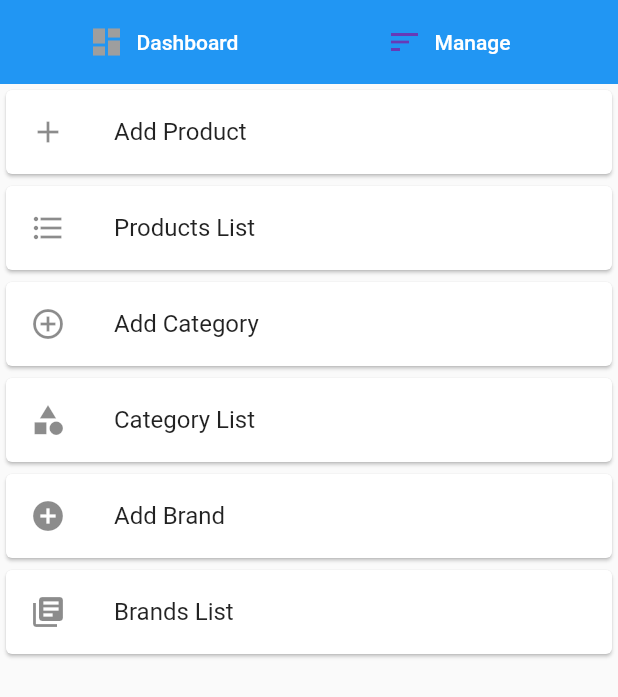
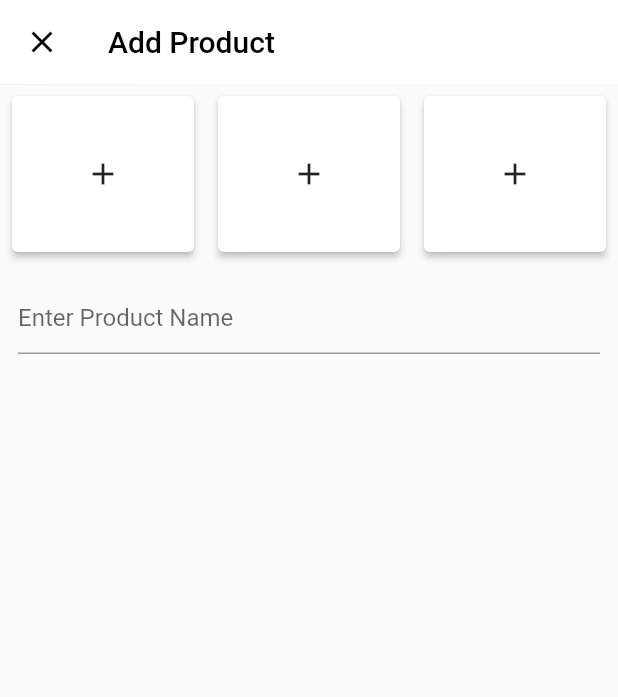
Before and after one commit to Ahmedgadein/OrderX-Admin, a Flutter app: the screen it shows after launch, after a tap on "Manage", after a tap on "Add Product", on a phone screen of 412 x 824 dp. Shown: the top 697 px of the screen. Run offline on Flutter 3.47's test engine with Material 2 defaults, Android fonts, the phone set to English and light mode, and no system bars; our stand-ins replace cloud_firestore, fluttertoast; accounts and stored records are empty.

Commit message:
Add Product

```diff
--- /dev/null
+++ b/lib/db/brand.dart
@@ -0,0 +1,12 @@
+import 'package:orderxadmin/db/generic_service.dart';
+import 'package:cloud_firestore/cloud_firestore.dart';
+import 'package:uuid/uuid.dart';
+class BrandService extends Service{
+  String Brand_Collection = "Brands";
+
+  @override
+  void add(String name) {
+    Firestore _firestore = Firestore.instance;
+    _firestore.collection(Brand_Collection).document(Uuid().v4()).setData({"brand_name": name});
+  }
+}
--- /dev/null
+++ b/lib/db/category.dart
@@ -0,0 +1,12 @@
+import 'package:orderxadmin/db/generic_service.dart';
+import 'package:cloud_firestore/cloud_firestore.dart';
+import 'package:uuid/uuid.dart';
+class CategoryService extends Service{
+  String Product_Collection = "Categories";
+
+  @override
+  void add(String name) {
+    Firestore _firestore = Firestore.instance;
+    _firestore.collection(Product_Collection).document(Uuid().v4()).setData({"category_name": name});
+  }
+}
--- /dev/null
+++ b/lib/db/generic_service.dart
@@ -0,0 +1,3 @@
+class Service{
+  void add(String name){}
+}
--- /dev/null
+++ b/lib/screens/add_product.dart
@@ -0,0 +1,108 @@
+import 'package:flutter/cupertino.dart';
+import 'package:flutter/material.dart';
+
+class AddProductScreen extends StatefulWidget {
+  @override
+  _AddProductScreenState createState() => _AddProductScreenState();
+}
+
+class _AddProductScreenState extends State<AddProductScreen> {
+  Color white = Colors.white;
+  Color grey = Colors.grey;
+  Color black = Colors.black;
+
+  GlobalKey _key = new GlobalKey();
+  TextEditingController _product_controller = TextEditingController();
+
+  @override
+  Widget build(BuildContext context) {
+    return Scaffold(
+      // ===== Appbar ======== ///
+      appBar: AppBar(
+        backgroundColor: white,
+        elevation: 0.1,
+        leading: InkWell(
+          onTap: (){Navigator.pop(context);},
+            child: Icon(Icons.close, color: black,)),
+        title: Text("Add Product", style: TextStyle(color: black),),
+      ),
+
+      // ======= Body ======== //
+      body: Form(
+        key: _key,
+        child: ListView(
+          children: <Widget>[
+            Row(
+              mainAxisAlignment: MainAxisAlignment.spaceEvenly,
+              children: <Widget>[
+                Expanded(
+                  child: Padding(
+                    padding: const EdgeInsets.all(4.0),
+                    child: InkWell(
+                      onTap: (){},
+                      child: Card(
+                        elevation: 2,
+                        child: Padding(
+                          padding: const EdgeInsets.all(40.0),
+                          child: Icon(Icons.add),
+                        ),
+                      ),
+                    ),
+                  ),
+                ),
+                Expanded(
+                  child: Padding(
+                    padding: const EdgeInsets.all(4.0),
+                    child: InkWell(
+                      onTap: (){},
+                      child: Card(
+                        elevation: 2,
+                        child: Padding(
+                          padding: const EdgeInsets.all(40.0),
+                          child: Icon(Icons.add),
+                        ),
+                      ),
+                    ),
+                  ),
+                ),
+                Expanded(
+                  child: Padding(
+                    padding: const EdgeInsets.all(4.0),
+                    child: InkWell(
+                      onTap: (){},
+                      child: Card(
+                        elevation: 2,
+                        child: Padding(
+                          padding: const EdgeInsets.all(40.0),
+                          child: Icon(Icons.add),
+                        ),
+                      ),
+                    ),
+                  ),
+                )
+              ],
+            ),
+
+            // Product Name
+            Padding(
+              padding: const EdgeInsets.all(12.0),
+              child: TextFormField(
+                controller: _product_controller,
+                decoration: InputDecoration(
+                  hintText: "Enter Product Name"
+                ),
+                validator: (value){
+                  if (value.isEmpty){
+                    return "Name Cannot be empty";
+                  }else if (value.length > 10){
+                    return "Name Cannot be more than 10 characters";
+                  }
+                },
+              ),
+            )
+          ],
+        ),
+      ),
+    );
+  }
+}
--- a/lib/screens/home_screen.dart
+++ b/lib/screens/home_screen.dart
@@ -1,5 +1,10 @@
 import 'package:flutter/cupertino.dart';
 import 'package:flutter/material.dart';
+import 'package:fluttertoast/fluttertoast.dart';
+import 'package:orderxadmin/db/category.dart';
+import 'package:orderxadmin/db/generic_service.dart';
+import 'package:orderxadmin/db/brand.dart';
+import 'package:orderxadmin/screens/add_product.dart';
 
 enum Page { dashboard, manage }
 
@@ -10,13 +15,20 @@ class HomePage extends StatefulWidget {
 
 class _HomePageState extends State<HomePage> {
   Page _selectedPage = Page.dashboard;
-  Color active = Colors.deepPurple;
+  Color active = Colors.blue;
   Color inactive = Colors.grey;
+
+  BrandService _brandService = new BrandService();
+  CategoryService _categoryService = new CategoryService();
+
+  TextEditingController _category_controller = new TextEditingController();
+  TextEditingController _brand_controller = new TextEditingController();
 
   @override
   Widget build(BuildContext context) {
     return Scaffold(
       appBar: AppBar(
+        backgroundColor: Colors.white,
         elevation: 0.0,
         title: Row(
           children: <Widget>[
@@ -34,7 +46,7 @@ class _HomePageState extends State<HomePage> {
                     ),
                     label: Text(
                       "Dashboard",
-                        style: TextStyle(color: Colors.white),
+                      style: TextStyle(color: Colors.blueGrey),
                     ))),
             Expanded(
               child: FlatButton.icon(
@@ -44,30 +56,28 @@ class _HomePageState extends State<HomePage> {
                     });
                   },
                   icon: Icon(Icons.sort,
-                        color:
-                            _selectedPage == Page.manage ? active : inactive),
+                      color: _selectedPage == Page.manage ? active : inactive),
                   label: Text(
                     "Manage",
-                      style: TextStyle(color: Colors.white),
+                    style: TextStyle(color: Colors.blueGrey),
                   )),
             )
           ],
         ),
       ),
-
       body: _loadScreen(),
     );
   }
 
   Widget _loadScreen() {
-    switch(_selectedPage){
+    switch (_selectedPage) {
       case Page.dashboard:
-
         // =============== Dashboard ===================== //
         return Column(
           children: <Widget>[
+            //Revenue
             Padding(
-                padding: EdgeInsets.only(top:10.0),
+                padding: EdgeInsets.only(top: 10.0),
                 child: Center(
                   child: Text(
                     "Revenue",
@@ -75,25 +85,33 @@ class _HomePageState extends State<HomePage> {
                   ),
                 )),
             Padding(
-                padding: EdgeInsets.only(top:10.0),
+                padding: EdgeInsets.only(top: 10.0),
                 child: Row(
                   mainAxisAlignment: MainAxisAlignment.center,
                   children: <Widget>[
                     Padding(
-                      padding: const EdgeInsets.only(right:8.0),
-                      child: Text("\$", style: TextStyle(fontSize: 28.0, color: Colors.green[700]),),
+                      padding: const EdgeInsets.only(right: 8.0),
+                      child: Text(
+                        "\$",
+                        style:
+                            TextStyle(fontSize: 28.0, color: Colors.green[700]),
+                      ),
                     ),
                     Text(
                       "22403",
-                      style: TextStyle(fontSize: 28.0, color: Colors.green[700]),
+                      style:
+                          TextStyle(fontSize: 28.0, color: Colors.green[700], fontWeight: FontWeight.bold),
                     ),
                   ],
                 )),
+
+            //=== Cards ===//
             Flexible(
               child: GridView(
                 gridDelegate: SliverGridDelegateWithFixedCrossAxisCount(
                     crossAxisCount: 2),
                 children: <Widget>[
+                  //Users
                   Padding(
                     padding: const EdgeInsets.all(20.0),
                     child: Container(
@@ -102,12 +120,24 @@ class _HomePageState extends State<HomePage> {
                       child: Card(
                         elevation: 5.0,
                         child: GridTile(
-                          header: FlatButton.icon(onPressed: null, icon: Icon(Icons.person), label: Text("Users")),
-                          child: Center(child: Text("12", style: TextStyle(fontSize: 60, color: Colors.blue),)),
+                          header: FlatButton.icon(
+                              onPressed: null,
+                              icon: Icon(Icons.people),
+                              label: Text(
+                                "Users",
+                                style: TextStyle(fontWeight: FontWeight.bold, fontSize: 15),
+                              )),
+                          child: Center(
+                              child: Text(
+                            "12",
+                            style: TextStyle(fontSize: 60, color: Colors.blue),
+                          )),
                         ),
                       ),
                     ),
                   ),
+
+                  //Categories
                   Padding(
                     padding: const EdgeInsets.all(20.0),
                     child: Container(
@@ -116,12 +146,24 @@ class _HomePageState extends State<HomePage> {
                       child: Card(
                         elevation: 5.0,
                         child: GridTile(
-                          header: FlatButton.icon(onPressed: null, icon: Icon(Icons.person), label: Text("Users")),
-                          child: Center(child: Text("First")),
+                          header: FlatButton.icon(
+                              onPressed: null,
+                              icon: Icon(Icons.category),
+                              label: Text(
+                                "Categories",
+                                style: TextStyle(fontWeight: FontWeight.bold, fontSize: 15),
+                              )),
+                          child: Center(
+                              child: Text(
+                                "3",
+                                style: TextStyle(fontSize: 60, color: Colors.blue),
+                              )),
                         ),
                       ),
                     ),
                   ),
+
+                  //Products
                   Padding(
                     padding: const EdgeInsets.all(20.0),
                     child: Container(
@@ -130,12 +172,24 @@ class _HomePageState extends State<HomePage> {
                       child: Card(
                         elevation: 5.0,
                         child: GridTile(
-                          header: FlatButton.icon(onPressed: null, icon: Icon(Icons.person), label: Text("Users")),
-                          child: Center(child: Text("First")),
+                          header: FlatButton.icon(
+                              onPressed: null,
+                              icon: Icon(Icons.toll),
+                              label: Text(
+                                "Products",
+                                style: TextStyle(fontWeight: FontWeight.bold, fontSize: 15),
+                              )),
+                          child: Center(
+                              child: Text(
+                                "12",
+                                style: TextStyle(fontSize: 60, color: Colors.blue),
+                              )),
                         ),
                       ),
                     ),
                   ),
+
+                  //Sold
                   Padding(
                     padding: const EdgeInsets.all(20.0),
                     child: Container(
@@ -144,12 +198,24 @@ class _HomePageState extends State<HomePage> {
                       child: Card(
                         elevation: 5.0,
                         child: GridTile(
-                          header: FlatButton.icon(onPressed: null, icon: Icon(Icons.person), label: Text("Users")),
-                          child: Center(child: Text("First")),
+                          header: FlatButton.icon(
+                              onPressed: null,
+                              icon: Icon(Icons.shopping_basket),
+                              label: Text(
+                                "Sold",
+                                style: TextStyle(fontWeight: FontWeight.bold, fontSize: 15),
+                              )),
+                          child: Center(
+                              child: Text(
+                                "12",
+                                style: TextStyle(fontSize: 60, color: Colors.blue),
+                              )),
                         ),
                       ),
                     ),
                   ),
+
+                  //Orders
                   Padding(
                     padding: const EdgeInsets.all(20.0),
                     child: Container(
@@ -158,12 +224,24 @@ class _HomePageState extends State<HomePage> {
                       child: Card(
                         elevation: 5.0,
                         child: GridTile(
-                          header: FlatButton.icon(onPressed: null, icon: Icon(Icons.person), label: Text("Users")),
-                          child: Center(child: Text("First")),
+                          header: FlatButton.icon(
+                              onPressed: null,
+                              icon: Icon(Icons.shopping_cart),
+                              label: Text(
+                                "Orders",
+                                style: TextStyle(fontWeight: FontWeight.bold, fontSize: 15),
+                              )),
+                          child: Center(
+                              child: Text(
+                                "12",
+                                style: TextStyle(fontSize: 60, color: Colors.blue),
+                              )),
                         ),
                       ),
                     ),
                   ),
+
+                  //Return
                   Padding(
                     padding: const EdgeInsets.all(20.0),
                     child: Container(
@@ -172,8 +250,18 @@ class _HomePageState extends State<HomePage> {
                       child: Card(
                         elevation: 5.0,
                         child: GridTile(
-                          header: FlatButton.icon(onPressed: null, icon: Icon(Icons.person), label: Text("Users")),
-                          child: Center(child: Text("First")),
+                          header: FlatButton.icon(
+                              onPressed: null,
+                              icon: Icon(Icons.clear),
+                              label: Text(
+                                "Return",
+                                style: TextStyle(fontWeight: FontWeight.bold, fontSize: 15),
+                              )),
+                          child: Center(
+                              child: Text(
+                                "12",
+                                style: TextStyle(fontSize: 60, color: Colors.blue),
+                              )),
                         ),
                       ),
                     ),
@@ -189,49 +277,66 @@ class _HomePageState extends State<HomePage> {
         // =============== Manage ===================== //
         return ListView(
           children: <Widget>[
+            //Add Product
             Card(
               child: ListTile(
-                onTap: (){},
+                onTap: () {
+                  Navigator.push(context, MaterialPageRoute(builder: (context) => AddProductScreen()));
+                },
                 leading: Icon(Icons.add),
                 title: Text("Add Product"),
               ),
             ),
+            //Products List
             Card(
               child: ListTile(
-                onTap: (){},
+                onTap: () {},
                 leading: Icon(Icons.format_list_bulleted),
                 title: Text("Products List"),
               ),
             ),
+
+            Divider(),
+
+            //Add Category
             Card(
               child: ListTile(
-                onTap: (){},
+                onTap: () {
+                  _createDialog("Category", _category_controller, _categoryService);
+                },
                 leading: Icon(Icons.add_circle_outline),
                 title: Text("Add Category"),
               ),
             ),
+            //Categories List
             Card(
               child: ListTile(
-                onTap: (){},
+                onTap: () {},
                 leading: Icon(Icons.category),
                 title: Text("Category List"),
               ),
             ),
+
+            Divider(),
+
+            //Add Brand
             Card(
               child: ListTile(
-                onTap: (){},
+                onTap: () {
+                  _createDialog("Product",_brand_controller, _brandService);
+                },
                 leading: Icon(Icons.add_circle),
                 title: Text("Add Brand"),
               ),
             ),
+            //Brands List
             Card(
               child: ListTile(
-                onTap: (){},
+                onTap: () {},
                 leading: Icon(Icons.library_books),
                 title: Text("Brands List"),
               ),
             )
-
           ],
         );
         break;
@@ -241,4 +346,36 @@ class _HomePageState extends State<HomePage> {
         break;
     }
   }
+  void _createDialog(String label, TextEditingController controller, Service service){
+    var alert = AlertDialog(
+      content: TextFormField(
+        controller: controller,
+        validator: (value){
+          if(value.isEmpty)
+            return "Cannot be empty";
+        },
+        decoration: InputDecoration(
+            hintText: "Enter ${label}"
+        ),
+
+      ),
+      actions: <Widget>[
+        FlatButton(onPressed: (){
+          if (controller.text != null){
+            service.add(controller.text);
+            Fluttertoast.showToast(msg: "created ${label} Successfully");
+            Navigator.pop(context);
+          }else{
+            Fluttertoast.showToast(msg: "${label} Cannot be empty");
           }
+        }, child: Text("ADD"),),
+
+        FlatButton(onPressed: (){
+          Navigator.pop(context);
+        }, child: Text("CANCEL"),)
+      ],
+    );
+
+    showDialog(context: context, builder: (_) => alert);
+  }
+}
```
Also changed, not shown: pubspec.yaml (+9 -0 lines), pubspec.lock, 1 other file. Lines whose indentation alone changed are shown as unchanged.
